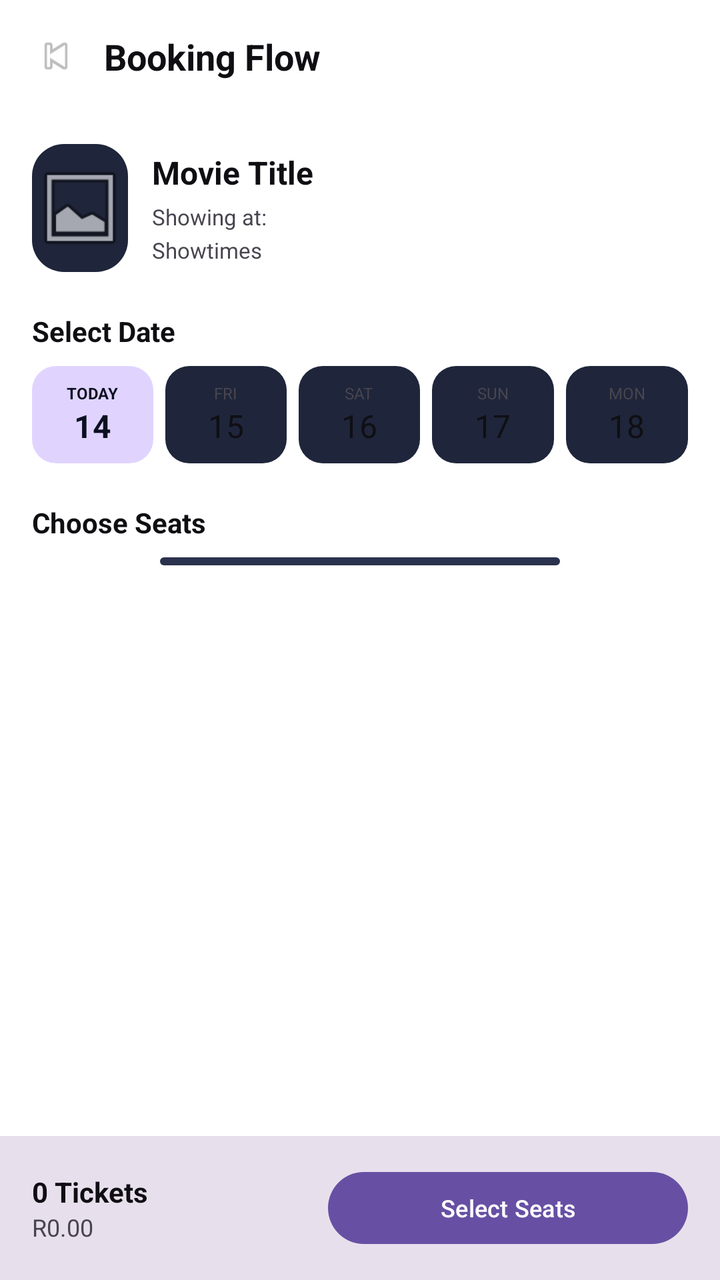
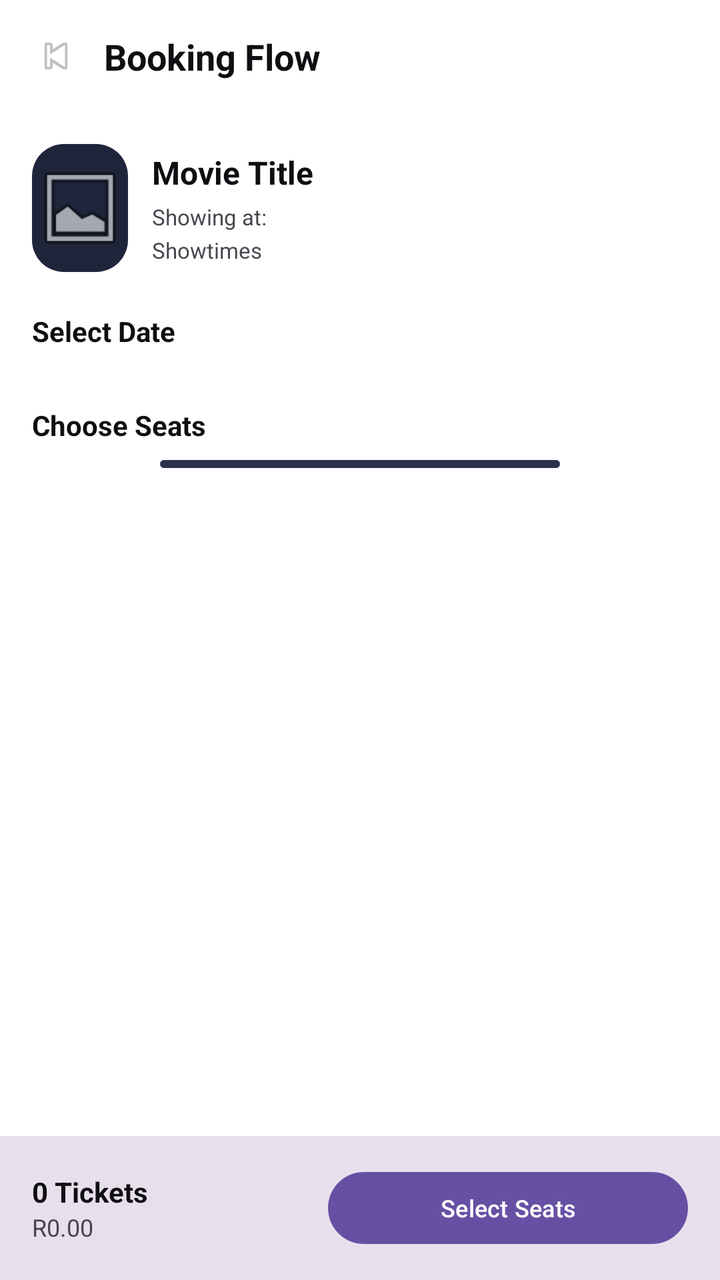

Screens rendered from an Android XML layout before and after an edit, with the pre-edit source and the edit as a unified diff.
<!-- AndroidManifest.xml: application theme Theme.CineMap -->
<!-- res/layout/activity_booking.xml -->
<?xml version="1.0" encoding="utf-8"?>
<LinearLayout xmlns:android="http://schemas.android.com/apk/res/android"
    android:layout_width="match_parent"
    android:layout_height="match_parent"
    android:orientation="vertical"
    android:background="?attr/colorBackground">

    <LinearLayout
        android:layout_width="match_parent"
        android:layout_height="56dp"
        android:orientation="horizontal"
        android:gravity="center_vertical"
        android:padding="16dp">
        <ImageView
            android:id="@+id/btnBack"
            android:layout_width="24dp"
            android:layout_height="24dp"
            android:src="@android:drawable/ic_media_previous"/>
        <TextView
            android:layout_width="wrap_content"
            android:layout_height="wrap_content"
            android:text="Booking Flow"
            android:textColor="?attr/colorOnBackground"
            android:textSize="18sp"
            android:textStyle="bold"
            android:layout_marginStart="12dp"/>
    </LinearLayout>

    <ScrollView
        android:layout_width="match_parent"
        android:layout_height="0dp"
        android:layout_weight="1">
        <LinearLayout
            android:layout_width="match_parent"
            android:layout_height="wrap_content"
            android:orientation="vertical"
            android:padding="16dp">

            <LinearLayout
                android:layout_width="match_parent"
                android:layout_height="wrap_content"
                android:orientation="horizontal"
                android:gravity="center_vertical">
                <ImageView
                    android:id="@+id/imgBookingPoster"
                    android:layout_width="48dp"
                    android:layout_height="64dp"
                    android:src="@android:drawable/ic_menu_gallery"
                    android:background="@drawable/bg_card_rounded"/>
                <LinearLayout
                    android:layout_width="match_parent"
                    android:layout_height="wrap_content"
                    android:orientation="vertical"
                    android:layout_marginStart="12dp">
                    <TextView
                        android:id="@+id/txtBookingMovieTitle"
                        android:layout_width="wrap_content"
                        android:layout_height="wrap_content"
                        android:text="Movie Title"
                        android:textColor="?attr/colorOnBackground"
                        android:textSize="16sp"
                        android:textStyle="bold"/>
                    <TextView
                        android:id="@+id/txtBookingCinemaName"
                        android:layout_width="wrap_content"
                        android:layout_height="wrap_content"
                        android:text="Showing at:"
                        android:textColor="?attr/colorOnSurfaceVariant"
                        android:textSize="11sp"
                        android:layout_marginTop="4dp"/>

                    <TextView
                        android:id="@+id/txtBookingShowTimes"
                        android:layout_width="wrap_content"
                        android:layout_height="wrap_content"
                        android:text="Showtimes"
                        android:textColor="?attr/colorOnSurfaceVariant"
                        android:textSize="11sp"
                        android:layout_marginTop="2dp"/>
                </LinearLayout>
            </LinearLayout>

            <TextView
                android:text="Select Date"
                android:textColor="?attr/colorOnBackground"
                android:textSize="14sp"
                android:textStyle="bold"
                android:layout_marginTop="20dp"
                android:layout_width="wrap_content"
                android:layout_height="wrap_content"/>

            <LinearLayout
                android:layout_width="match_parent"
                android:layout_height="wrap_content"
                android:orientation="horizontal"
                android:layout_marginTop="8dp"
                android:weightSum="5">
                <LinearLayout android:layout_width="0dp" android:layout_weight="1" android:layout_height="wrap_content" android:orientation="vertical" android:background="@drawable/bg_date_selected" android:padding="8dp" android:gravity="center" android:layout_marginEnd="6dp">
                    <TextView android:text="TODAY" android:textColor="#0B1020" android:textSize="8sp" android:textStyle="bold" android:layout_width="wrap_content" android:layout_height="wrap_content"/>
                    <TextView android:text="14" android:textColor="#0B1020" android:textSize="16sp" android:textStyle="bold" android:layout_width="wrap_content" android:layout_height="wrap_content"/>
                </LinearLayout>
                <LinearLayout android:layout_width="0dp" android:layout_weight="1" android:layout_height="wrap_content" android:orientation="vertical" android:background="@drawable/bg_date_unselected" android:padding="8dp" android:gravity="center" android:layout_marginEnd="6dp">
                    <TextView android:text="FRI" android:textColor="?attr/colorOnSurfaceVariant" android:textSize="8sp" android:layout_width="wrap_content" android:layout_height="wrap_content"/>
                    <TextView android:text="15" android:textColor="?attr/colorOnBackground" android:textSize="16sp" android:layout_width="wrap_content" android:layout_height="wrap_content"/>
                </LinearLayout>
                <LinearLayout android:layout_width="0dp" android:layout_weight="1" android:layout_height="wrap_content" android:orientation="vertical" android:background="@drawable/bg_date_unselected" android:padding="8dp" android:gravity="center" android:layout_marginEnd="6dp">
                    <TextView android:text="SAT" android:textColor="?attr/colorOnSurfaceVariant" android:textSize="8sp" android:layout_width="wrap_content" android:layout_height="wrap_content"/>
                    <TextView android:text="16" android:textColor="?attr/colorOnBackground" android:textSize="16sp" android:layout_width="wrap_content" android:layout_height="wrap_content"/>
                </LinearLayout>
                <LinearLayout android:layout_width="0dp" android:layout_weight="1" android:layout_height="wrap_content" android:orientation="vertical" android:background="@drawable/bg_date_unselected" android:padding="8dp" android:gravity="center" android:layout_marginEnd="6dp">
                    <TextView android:text="SUN" android:textColor="?attr/colorOnSurfaceVariant" android:textSize="8sp" android:layout_width="wrap_content" android:layout_height="wrap_content"/>
                    <TextView android:text="17" android:textColor="?attr/colorOnBackground" android:textSize="16sp" android:layout_width="wrap_content" android:layout_height="wrap_content"/>
                </LinearLayout>
                <LinearLayout android:layout_width="0dp" android:layout_weight="1" android:layout_height="wrap_content" android:orientation="vertical" android:background="@drawable/bg_date_unselected" android:padding="8dp" android:gravity="center">
                    <TextView android:text="MON" android:textColor="?attr/colorOnSurfaceVariant" android:textSize="8sp" android:layout_width="wrap_content" android:layout_height="wrap_content"/>
                    <TextView android:text="18" android:textColor="?attr/colorOnBackground" android:textSize="16sp" android:layout_width="wrap_content" android:layout_height="wrap_content"/>
                </LinearLayout>
            </LinearLayout>

            <TextView android:text="Choose Seats" android:textColor="?attr/colorOnBackground" android:textSize="14sp" android:textStyle="bold" android:layout_marginTop="20dp" android:layout_width="wrap_content" android:layout_height="wrap_content"/>
            <View android:layout_width="200dp" android:layout_height="4dp" android:background="@drawable/bg_screen_curve" android:layout_gravity="center" android:layout_marginTop="8dp"/>
            <GridLayout android:id="@+id/seatGrid" android:layout_width="wrap_content" android:layout_height="wrap_content" android:columnCount="8" android:rowCount="4" android:layout_gravity="center" android:layout_marginTop="16dp" android:horizontalSpacing="8dp" android:verticalSpacing="8dp"/>
        </LinearLayout>
    </ScrollView>

    <LinearLayout
        android:layout_width="match_parent"
        android:layout_height="72dp"
        android:orientation="horizontal"
        android:background="?attr/colorSurfaceVariant"
        android:padding="16dp"
        android:gravity="center_vertical">
        <LinearLayout android:layout_width="0dp" android:layout_weight="1" android:layout_height="wrap_content" android:orientation="vertical">
            <TextView android:id="@+id/tvTicketCount" android:text="0 Tickets" android:textColor="?attr/colorOnBackground" android:textSize="14sp" android:textStyle="bold" android:layout_width="wrap_content" android:layout_height="wrap_content"/>
            <TextView android:id="@+id/tvTotalPrice" android:text="R0.00" android:textColor="?attr/colorOnSurfaceVariant" android:textSize="12sp" android:layout_width="wrap_content" android:layout_height="wrap_content"/>
        </LinearLayout>
        <Button android:id="@+id/btnContinue" android:layout_width="180dp" android:layout_height="44dp" android:text="Select Seats" android:textSize="12sp"/>
    </LinearLayout>
</LinearLayout>
<!-- resources referenced by this layout -->
<resources>
  <!-- drawable bg_card_rounded (drawable) -->
  <?xml version="1.0" encoding="utf-8"?>
  <shape xmlns:android="http://schemas.android.com/apk/res/android">
      <solid android:color="#1F263B"/>
      <corners android:radius="16dp"/>
  </shape>
  <!-- drawable bg_date_selected (drawable) -->
  <?xml version="1.0" encoding="utf-8"?>
  <shape xmlns:android="http://schemas.android.com/apk/res/android"><solid
      android:color="#E0D4FF"/><corners
      android:radius="12dp"/></shape>
  <!-- drawable bg_date_unselected (drawable) -->
  <?xml version="1.0" encoding="utf-8"?>
  <shape xmlns:android="http://schemas.android.com/apk/res/android"><solid
      android:color="#1F263B"/><corners
      android:radius="12dp"/></shape>
  <!-- drawable bg_screen_curve (drawable) -->
  <?xml version="1.0" encoding="utf-8"?>
  <shape xmlns:android="http://schemas.android.com/apk/res/android"><solid android:color="#2A324D"/><corners android:radius="20dp"/></shape>
  <style name="Theme.CineMap" parent="Theme.Material3.Light.NoActionBar">
          <item name="colorBackground">@android:color/white</item>
          <item name="colorOnBackground">#0F0F13</item>
          <item name="colorSurface">@android:color/white</item>
          <item name="colorOnSurface">#0F0F13</item>
          <item name="colorCard">#F1F1F5</item>
          <item name="colorText">#0F0F13</item>
          <item name="android:windowBackground">@android:color/white</item>
      </style>
</resources>

<!-- the commit's change to res/layout/activity_booking.xml (unified diff, before → after) -->
@@ -90,31 +90,12 @@
                 android:layout_height="wrap_content"/>
 
             <LinearLayout
+                android:id="@+id/dateContainer"
                 android:layout_width="match_parent"
                 android:layout_height="wrap_content"
                 android:orientation="horizontal"
                 android:layout_marginTop="8dp"
                 android:weightSum="5">
-                <LinearLayout android:layout_width="0dp" android:layout_weight="1" android:layout_height="wrap_content" android:orientation="vertical" android:background="@drawable/bg_date_selected" android:padding="8dp" android:gravity="center" android:layout_marginEnd="6dp">
-                    <TextView android:text="TODAY" android:textColor="#0B1020" android:textSize="8sp" android:textStyle="bold" android:layout_width="wrap_content" android:layout_height="wrap_content"/>
-                    <TextView android:text="14" android:textColor="#0B1020" android:textSize="16sp" android:textStyle="bold" android:layout_width="wrap_content" android:layout_height="wrap_content"/>
-                </LinearLayout>
-                <LinearLayout android:layout_width="0dp" android:layout_weight="1" android:layout_height="wrap_content" android:orientation="vertical" android:background="@drawable/bg_date_unselected" android:padding="8dp" android:gravity="center" android:layout_marginEnd="6dp">
-                    <TextView android:text="FRI" android:textColor="?attr/colorOnSurfaceVariant" android:textSize="8sp" android:layout_width="wrap_content" android:layout_height="wrap_content"/>
-                    <TextView android:text="15" android:textColor="?attr/colorOnBackground" android:textSize="16sp" android:layout_width="wrap_content" android:layout_height="wrap_content"/>
-                </LinearLayout>
-                <LinearLayout android:layout_width="0dp" android:layout_weight="1" android:layout_height="wrap_content" android:orientation="vertical" android:background="@drawable/bg_date_unselected" android:padding="8dp" android:gravity="center" android:layout_marginEnd="6dp">
-                    <TextView android:text="SAT" android:textColor="?attr/colorOnSurfaceVariant" android:textSize="8sp" android:layout_width="wrap_content" android:layout_height="wrap_content"/>
-                    <TextView android:text="16" android:textColor="?attr/colorOnBackground" android:textSize="16sp" android:layout_width="wrap_content" android:layout_height="wrap_content"/>
-                </LinearLayout>
-                <LinearLayout android:layout_width="0dp" android:layout_weight="1" android:layout_height="wrap_content" android:orientation="vertical" android:background="@drawable/bg_date_unselected" android:padding="8dp" android:gravity="center" android:layout_marginEnd="6dp">
-                    <TextView android:text="SUN" android:textColor="?attr/colorOnSurfaceVariant" android:textSize="8sp" android:layout_width="wrap_content" android:layout_height="wrap_content"/>
-                    <TextView android:text="17" android:textColor="?attr/colorOnBackground" android:textSize="16sp" android:layout_width="wrap_content" android:layout_height="wrap_content"/>
-                </LinearLayout>
-                <LinearLayout android:layout_width="0dp" android:layout_weight="1" android:layout_height="wrap_content" android:orientation="vertical" android:background="@drawable/bg_date_unselected" android:padding="8dp" android:gravity="center">
-                    <TextView android:text="MON" android:textColor="?attr/colorOnSurfaceVariant" android:textSize="8sp" android:layout_width="wrap_content" android:layout_height="wrap_content"/>
-                    <TextView android:text="18" android:textColor="?attr/colorOnBackground" android:textSize="16sp" android:layout_width="wrap_content" android:layout_height="wrap_content"/>
-                </LinearLayout>
             </LinearLayout>
 
             <TextView android:text="Choose Seats" android:textColor="?attr/colorOnBackground" android:textSize="14sp" android:textStyle="bold" android:layout_marginTop="20dp" android:layout_width="wrap_content" android:layout_height="wrap_content"/>
<!-- resource entries referenced after the edit -->
@@ -6,16 +6,6 @@
       <solid android:color="#1F263B"/>
       <corners android:radius="16dp"/>
   </shape>
-  <!-- drawable bg_date_selected (drawable) -->
-  <?xml version="1.0" encoding="utf-8"?>
-  <shape xmlns:android="http://schemas.android.com/apk/res/android"><solid
-      android:color="#E0D4FF"/><corners
-      android:radius="12dp"/></shape>
-  <!-- drawable bg_date_unselected (drawable) -->
-  <?xml version="1.0" encoding="utf-8"?>
-  <shape xmlns:android="http://schemas.android.com/apk/res/android"><solid
-      android:color="#1F263B"/><corners
-      android:radius="12dp"/></shape>
   <!-- drawable bg_screen_curve (drawable) -->
   <?xml version="1.0" encoding="utf-8"?>
   <shape xmlns:android="http://schemas.android.com/apk/res/android"><solid android:color="#2A324D"/><corners android:radius="20dp"/></shape>
